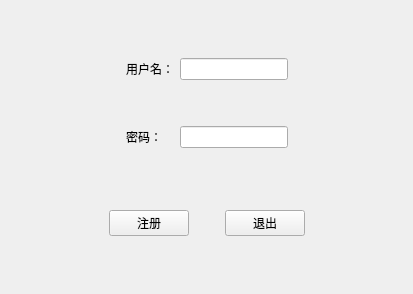
Qt form planner_teamwork/signup.ui (xifeng0126/Planner_teamwork) before a commit.
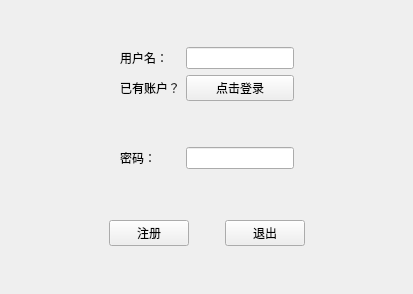
The same form after that commit.

The edit to the form file:
```diff
--- a/planner_teamwork/signup.ui
+++ b/planner_teamwork/signup.ui
@@ -46,7 +46,53 @@
         </property>
        </widget>
       </item>
-      <item row="3" column="2">
+      <item row="4" column="2">
+       <spacer name="verticalSpacer">
+        <property name="orientation">
+         <enum>Qt::Vertical</enum>
+        </property>
+        <property name="sizeHint" stdset="0">
+         <size>
+          <width>20</width>
+          <height>40</height>
+         </size>
+        </property>
+       </spacer>
+      </item>
+      <item row="0" column="0">
+       <spacer name="horizontalSpacer_4">
+        <property name="orientation">
+         <enum>Qt::Horizontal</enum>
+        </property>
+        <property name="sizeHint" stdset="0">
+         <size>
+          <width>40</width>
+          <height>20</height>
+         </size>
+        </property>
+       </spacer>
+      </item>
+      <item row="0" column="3">
+       <spacer name="horizontalSpacer_5">
+        <property name="orientation">
+         <enum>Qt::Horizontal</enum>
+        </property>
+        <property name="sizeHint" stdset="0">
+         <size>
+          <width>40</width>
+          <height>20</height>
+         </size>
+        </property>
+       </spacer>
+      </item>
+      <item row="6" column="1">
+       <widget class="QLabel" name="label_2">
+        <property name="text">
+         <string>密码：</string>
+        </property>
+       </widget>
+      </item>
+      <item row="6" column="2">
        <widget class="QLineEdit" name="passWord">
         <property name="inputMethodHints">
          <set>Qt::ImhNoAutoUppercase|Qt::ImhNoPredictiveText</set>
@@ -59,43 +105,24 @@
         </property>
        </widget>
       </item>
-      <item row="0" column="3">
-       <spacer name="horizontalSpacer_5">
-        <property name="orientation">
-         <enum>Qt::Horizontal</enum>
+      <item row="3" column="2">
+       <widget class="QPushButton" name="goToLogIn">
+        <property name="text">
+         <string>点击登录</string>
         </property>
-        <property name="sizeHint" stdset="0">
-         <size>
-          <width>40</width>
-          <height>20</height>
-         </size>
-        </property>
-       </spacer>
+       </widget>
       </item>
       <item row="3" column="1">
-       <widget class="QLabel" name="label_2">
+       <widget class="QLabel" name="label_3">
         <property name="text">
-         <string>密码：</string>
+         <string>已有账户？</string>
         </property>
        </widget>
       </item>
-      <item row="1" column="2">
-       <spacer name="verticalSpacer">
-        <property name="orientation">
-         <enum>Qt::Vertical</enum>
-        </property>
-        <property name="sizeHint" stdset="0">
-         <size>
-          <width>20</width>
-          <height>40</height>
-         </size>
-        </property>
-       </spacer>
-      </item>
      </layout>
     </widget>
    </item>
-   <item row="1" column="0">
+   <item row="3" column="0">
     <widget class="QWidget" name="widget_4" native="true">
      <property name="sizePolicy">
       <sizepolicy hsizetype="Preferred" vsizetype="Fixed">
```
Left out of the diff: 15 changed lines with no effect on the pictures.
